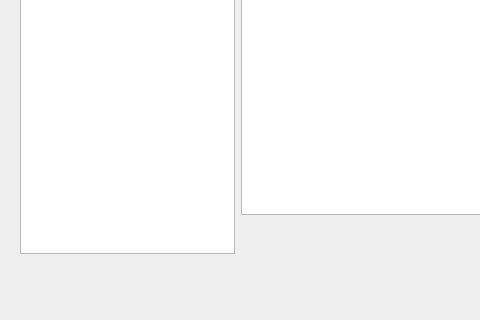
The window that ui/main.ui (YassineBaghdadi/TransportingPlanning) describes before a commit, drawn with Qt 5; both pictures show x 0 to 480 and y 305 to 625 of the 1137 by 625 pixel window.
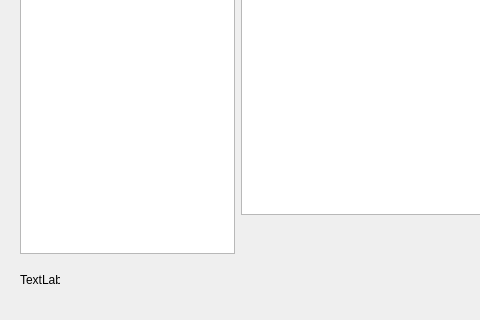
The same window after the commit.

The edit to the form file:
```diff
--- a/ui/main.ui
+++ b/ui/main.ui
@@ -1018,6 +1018,31 @@
    </item>
    <item>
     <layout class="QHBoxLayout" name="horizontalLayout_7">
+     <item>
+      <widget class="QLabel" name="about">
+       <property name="minimumSize">
+        <size>
+         <width>40</width>
+         <height>40</height>
+        </size>
+       </property>
+       <property name="maximumSize">
+        <size>
+         <width>40</width>
+         <height>40</height>
+        </size>
+       </property>
+       <property name="cursor">
+        <cursorShape>PointingHandCursor</cursorShape>
+       </property>
+       <property name="toolTip">
+        <string>&lt;html&gt;&lt;head/&gt;&lt;body&gt;&lt;p&gt;STM (SACCOM TRANSPORT MANAGEMENT)&lt;/p&gt;&lt;p&gt;Version : 0.1&lt;/p&gt;&lt;p&gt;Creator : &lt;a href=&quot;https://yassinebaghdadi.github.io/&quot;&gt;&lt;span style=&quot; text-decoration: underline; color:#0000ff;&quot;&gt;YASSINE BAGHDADI&lt;/span&gt;&lt;/a&gt;&lt;/p&gt;&lt;p&gt;Helped by : Anass Kada&lt;/p&gt;&lt;p&gt;Big Thanks to Saccom IT Team.&lt;/p&gt;&lt;/body&gt;&lt;/html&gt;</string>
+       </property>
+       <property name="text">
+        <string>TextLabel</string>
+       </property>
+      </widget>
+     </item>
      <item>
       <spacer name="horizontalSpacer">
        <property name="orientation">
```
